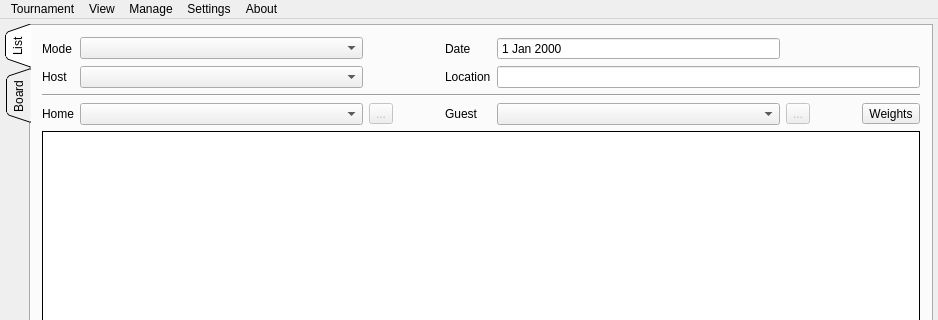
Before: the Qt Designer form base/MainWindowTeam.ui in fmuecke/Ipponboard, drawn with Qt 5; both pictures show x 0 to 938 and y 0 to 320 of the 938 by 662 pixel window.
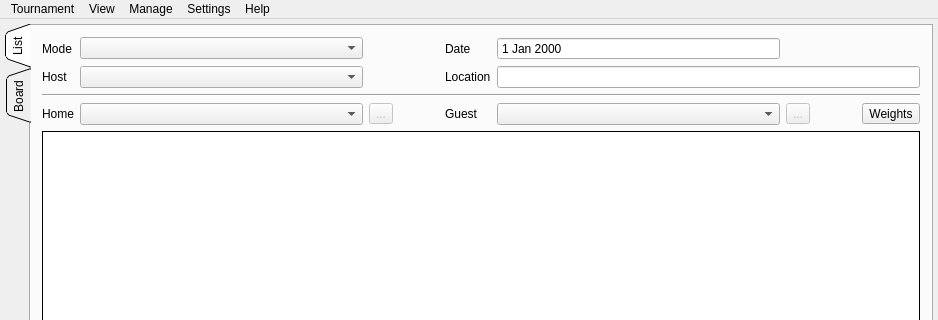
After: the same form once the commit is applied. Icons and pictures are not drawn. Custom widgets are drawn as their Qt base class.

```diff
--- a/base/MainWindowTeam.ui
+++ b/base/MainWindowTeam.ui
@@ -1209,7 +1209,7 @@
    </widget>
    <widget class="QMenu" name="menuAbout">
     <property name="title">
-     <string>About</string>
+     <string>Help</string>
     </property>
     <addaction name="actionAbout_Ipponboard"/>
     <addaction name="actionUser_Manual"/>
```
Left out of the diff: 12 changed lines with no effect on the pictures.
